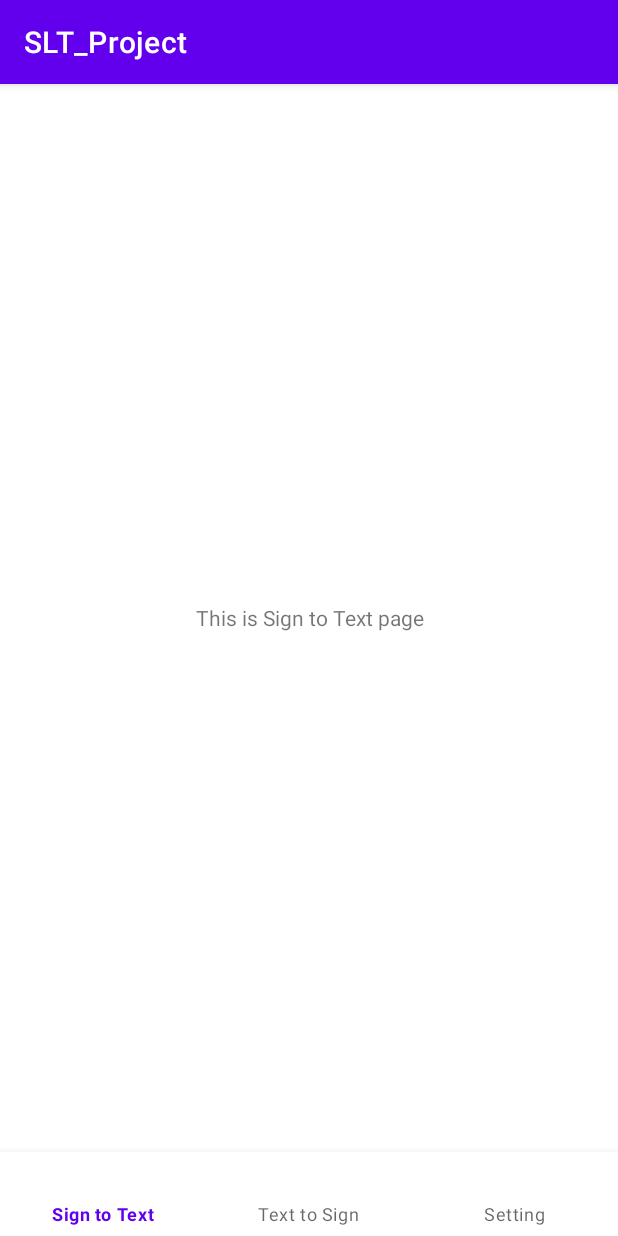
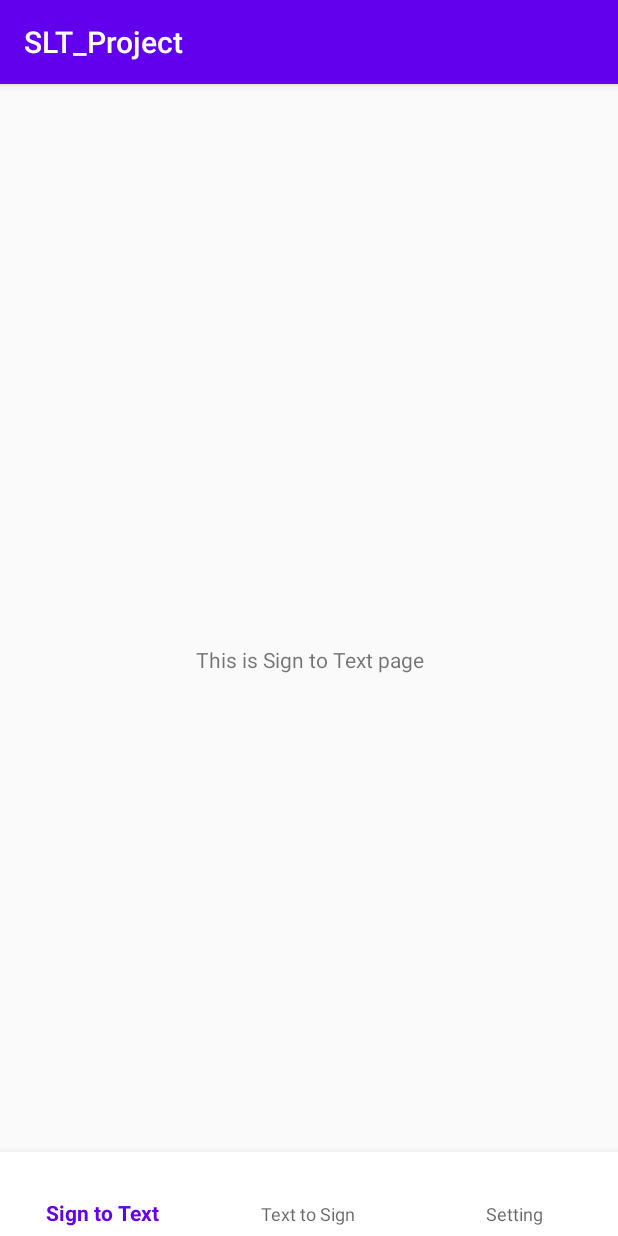
Before and after one commit to Lance-Bai/sign_language_translation_APP, an Android app: the screen it shows after launch (MainActivity), on a phone screen of 412 x 824 dp. Run offline under Robolectric (Android 15) with nearby library versions, the phone set to English and light mode, and no system bars.

```diff
--- a/app/src/main/AndroidManifest.xml
+++ b/app/src/main/AndroidManifest.xml
@@ -12,7 +12,7 @@
         android:theme="@style/Theme.SLT_Project"
         tools:targetApi="31">
         <activity
-            android:name=".ui.MainActivity" android:theme="@style/Theme.Splash"
+            android:name=".ui.activity.MainActivity" android:theme="@style/Theme.Splash"
             android:exported="true">
             <intent-filter>
                 <action android:name="android.intent.action.MAIN" />
--- a/app/src/main/java/com/example/slt_project/ui/MainActivity.java
+++ b/app/src/main/java/com/example/slt_project/ui/activity/MainActivity.java
@@ -1,4 +1,4 @@
-package com.example.slt_project.ui;
+package com.example.slt_project.ui.activity;
 
 import androidx.annotation.NonNull;
 import androidx.appcompat.app.AppCompatActivity;
@@ -9,8 +9,11 @@ import androidx.viewpager.widget.ViewPager;
 import android.annotation.SuppressLint;
 import android.os.Bundle;
 import android.view.MenuItem;
+import android.view.View;
+import android.widget.Button;
 
 import com.example.slt_project.R;
+import com.example.slt_project.ui.MyFragmentAdapter;
 import com.example.slt_project.ui.S2T.S2TFragment;
 import com.example.slt_project.ui.Setting.SetingFragment;
 import com.example.slt_project.ui.T2S.T2SFragment;
@@ -38,7 +41,7 @@ public class MainActivity extends BaseActivity implements NavigationBarView.OnIt
         bottomNavigationView.setOnItemSelectedListener(this);
 
         viewPage = find(R.id.viewPage);
-        viewPage.setOnPageChangeListener(this);
+        viewPage.addOnPageChangeListener(this);
 
 
         fragments = new ArrayList<>();
@@ -55,6 +58,13 @@ public class MainActivity extends BaseActivity implements NavigationBarView.OnIt
     @Override
     protected void onCreate(Bundle savedInstanceState) {
         setTheme(R.style.Theme_SLT_Project );
+//        Button button_1 = (Button) findViewById(R.id.button_1);
+//        button_1.setOnClickListener(new View.OnClickListener() {
+//            @Override
+//            public void onClick(View view) {
+//                finish();
+//            }
+//        });
         super.onCreate(savedInstanceState);
     }
 
--- a/app/src/main/res/layout/activity_main.xml
+++ b/app/src/main/res/layout/activity_main.xml
@@ -4,36 +4,34 @@
     xmlns:tools="http://schemas.android.com/tools"
     android:layout_width="match_parent"
     android:layout_height="match_parent"
-    tools:context=".ui.MainActivity">
+    tools:context=".ui.activity.MainActivity">
 
     <com.google.android.material.bottomnavigation.BottomNavigationView
         android:id="@+id/navigationView"
         android:layout_width="match_parent"
         android:layout_height="wrap_content"
+        app:itemBackground="@color/white"
         app:layout_constraintBottom_toBottomOf="parent"
         app:layout_constraintEnd_toEndOf="parent"
         app:layout_constraintStart_toStartOf="parent"
         app:menu="@menu/top_navi_menu" />
-    <!--
-    <FrameLayout
-        android:id="@+id/frameLayout"
+
+    <androidx.viewpager.widget.ViewPager
+        android:id="@+id/viewPage"
         android:layout_width="match_parent"
         android:layout_height="0dp"
-        app:layout_constraintBottom_toTopOf="@id/navigationView"
+        app:layout_constraintBottom_toBottomOf="parent"
         app:layout_constraintEnd_toEndOf="parent"
         app:layout_constraintHorizontal_bias="0.0"
         app:layout_constraintStart_toStartOf="parent"
-        app:layout_constraintTop_toTopOf="parent" />
-    -->
+        app:layout_constraintTop_toTopOf="parent"
+        app:layout_constraintVertical_bias="1.0" />
 
-    <androidx.viewpager.widget.ViewPager
-        android:layout_width="match_parent"
-        android:layout_height="0dp"
-        android:id="@+id/viewPage"
-        app:layout_constraintBottom_toTopOf="@id/navigationView"
-        app:layout_constraintEnd_toEndOf="parent"
-        app:layout_constraintHorizontal_bias="0.0"
-        app:layout_constraintStart_toStartOf="parent"
-        app:layout_constraintTop_toTopOf="parent" />
+<!--    <include-->
+<!--        layout="@layout/function_line"-->
+<!--        app:layout_constraintBottom_toTopOf="@+id/navigationView"-->
+<!--        app:layout_constraintEnd_toEndOf="parent"-->
+<!--        app:layout_constraintStart_toStartOf="parent"-->
+<!--        app:layout_constraintTop_toTopOf="parent" />-->
 
 </androidx.constraintlayout.widget.ConstraintLayout>
--- a/app/src/main/res/layout/fragment_s2t.xml
+++ b/app/src/main/res/layout/fragment_s2t.xml
@@ -1,10 +1,19 @@
 <?xml version="1.0" encoding="utf-8"?>
 <androidx.constraintlayout.widget.ConstraintLayout xmlns:android="http://schemas.android.com/apk/res/android"
+    xmlns:app="http://schemas.android.com/apk/res-auto"
     android:layout_width="match_parent"
     android:layout_height="match_parent">
+
     <TextView
+        android:id="@+id/textView2"
         android:layout_width="match_parent"
         android:layout_height="match_parent"
         android:gravity="center"
         android:text="This is Sign to Text page" />
+
+    <include layout="@layout/function_line_s2t"
+        app:layout_constraintBottom_toTopOf="@+id/navigationView"
+        app:layout_constraintEnd_toEndOf="parent"
+        app:layout_constraintStart_toStartOf="parent"
+        app:layout_constraintTop_toTopOf="parent"/>
 </androidx.constraintlayout.widget.ConstraintLayout>
--- a/app/src/main/res/menu/top_navi_menu.xml
+++ b/app/src/main/res/menu/top_navi_menu.xml
@@ -1,8 +1,10 @@
 <?xml version="1.0" encoding="utf-8"?>
-<menu xmlns:android="http://schemas.android.com/apk/res/android">
+<menu xmlns:android="http://schemas.android.com/apk/res/android"
+    xmlns:app="http://schemas.android.com/apk/res-auto">
     <item
         android:id="@+id/top_S2T"
-        android:title="@string/top_title_S2T" />
+        android:title="@string/top_title_S2T"
+       />
     <item
         android:title="@string/top_title_T2S"
         android:id="@+id/top_T2S"
--- a/app/src/main/res/values-night/themes.xml
+++ b/app/src/main/res/values-night/themes.xml
@@ -1,6 +1,6 @@
 <resources xmlns:tools="http://schemas.android.com/tools">
     <!-- Base application theme. -->
-    <style name="Theme.SLT_Project" parent="Theme.MaterialComponents.DayNight.DarkActionBar">
+    <style name="Theme.SLT_Project" parent="Theme.AppCompat.Light.DarkActionBar">
         <!-- Primary brand color. -->
         <item name="colorPrimary">@color/purple_200</item>
         <item name="colorPrimaryVariant">@color/purple_700</item>
--- a/app/src/main/res/values/strings.xml
+++ b/app/src/main/res/values/strings.xml
@@ -3,4 +3,7 @@
     <string name="top_title_S2T">Sign to Text</string>
     <string name="top_title_T2S">Text to Sign</string>
     <string name="top_title_setting">Setting</string>
+    <string name="bottem_title_left">left</string>
+    <string name="bottem_title_center">center</string>
+    <string name="bottem_title_right">right</string>
 </resources>
--- a/app/src/main/res/values/themes.xml
+++ b/app/src/main/res/values/themes.xml
@@ -1,6 +1,6 @@
 <resources xmlns:tools="http://schemas.android.com/tools">
     <!-- Base application theme. -->
-    <style name="Theme.SLT_Project" parent="Theme.MaterialComponents.DayNight.DarkActionBar">
+    <style name="Theme.SLT_Project" parent="Theme.AppCompat.Light.DarkActionBar">
         <!-- Primary brand color. -->
         <item name="colorPrimary">@color/purple_500</item>
         <item name="colorPrimaryVariant">@color/purple_700</item>
```
Also changed, not shown: app/src/main/res/drawable/round_corner.xml (added, +15 -0 lines), app/src/main/res/layout/fragment_seting.xml (+13 -0 lines), app/src/main/res/layout/fragment_t2s.xml (+8 -1 lines), app/src/main/res/layout/function_line_s2t.xml (added, +39 -0 lines), app/src/main/res/layout/function_line_t2s.xml (added, +49 -0 lines), app/src/main/res/layout/top_navi.xml (added, +25 -0 lines).
